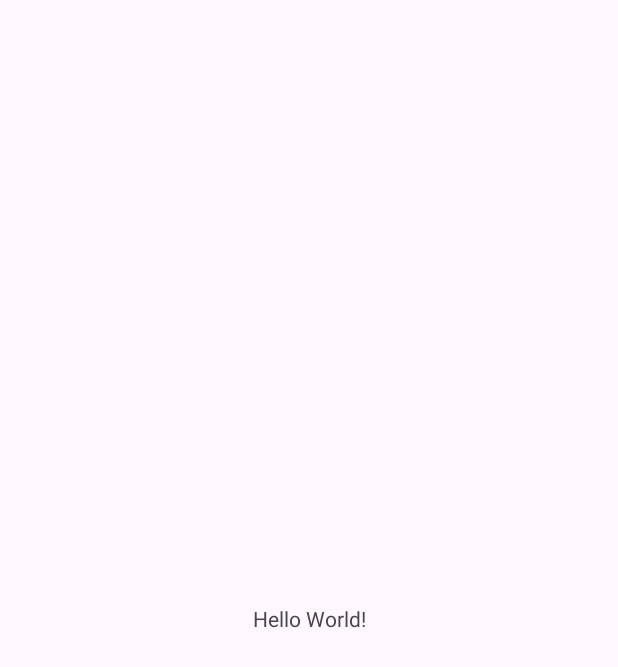
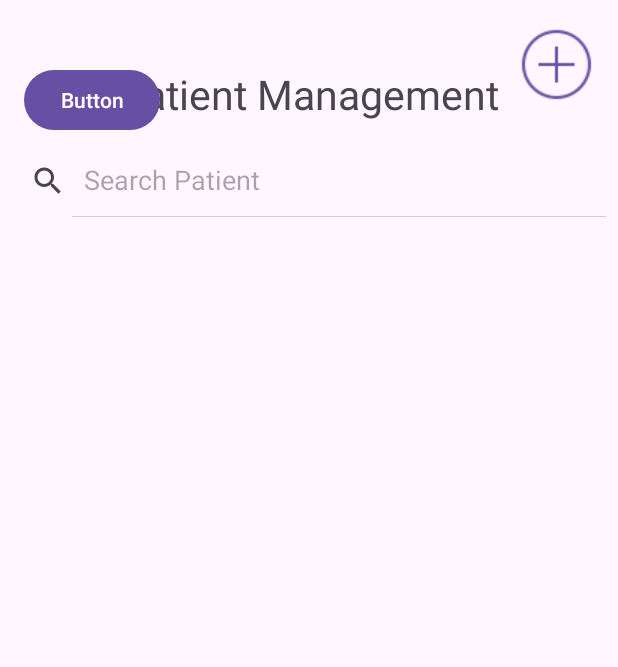
Before and after one commit to leshanLC/Health-Connect, an Android app: the screen it shows after launch (MainActivity before the commit, PatientManagement after it), on a phone screen of 412 x 824 dp. Before the commit the part shown is almost empty. Shown: the top 667 px of the screen. Run offline under Robolectric (Android 15) with nearby library versions, the phone set to English and light mode, and no system bars.

Commit message:
Adding Patient related UIs

```diff
--- /dev/null
+++ b/app/src/main/java/com/example/healthconnect/PatientManagement.java
@@ -0,0 +1,38 @@
+package com.example.healthconnect;
+
+import android.content.Intent;
+import android.os.Bundle;
+import android.view.View;
+import android.widget.Button;
+import android.widget.SearchView;
+
+import androidx.activity.EdgeToEdge;
+import androidx.appcompat.app.AppCompatActivity;
+
+public class PatientManagement extends AppCompatActivity {
+
+    @Override
+    protected void onCreate(Bundle savedInstanceState) {
+        super.onCreate(savedInstanceState);
+        EdgeToEdge.enable(this);
+        setContentView(R.layout.activity_patient_management);
+
+        SearchView patientSearchView = (SearchView) findViewById(R.id.svPatients);
+        Button btnAddPatients = (Button) findViewById(R.id.btnPlus);
+        Button btnTest = (Button) findViewById(R.id.btnTest);
+
+        btnAddPatients.setOnClickListener(new View.OnClickListener() {
+            @Override
+            public void onClick(View v) {
+                startActivity(new Intent(PatientManagement.this, TestActivity.class));
+            }
+        });
+
+        btnTest.setOnClickListener(new View.OnClickListener() {
+            @Override
+            public void onClick(View v) {
+                startActivity(new Intent(PatientManagement.this, ViewPatient.class));
+            }
+        });
+    }
+}
--- /dev/null
+++ b/app/src/main/res/layout/activity_patient_management.xml
@@ -0,0 +1,72 @@
+<?xml version="1.0" encoding="utf-8"?>
+<androidx.constraintlayout.widget.ConstraintLayout xmlns:android="http://schemas.android.com/apk/res/android"
+    xmlns:app="http://schemas.android.com/apk/res-auto"
+    xmlns:tools="http://schemas.android.com/tools"
+    android:id="@+id/main"
+    android:layout_width="match_parent"
+    android:layout_height="match_parent"
+    tools:context=".PatientManagement">
+
+    <!-- List View from which data is to be searched -->
+
+    <TextView
+        android:id="@+id/textView"
+        android:layout_width="wrap_content"
+        android:layout_height="wrap_content"
+        android:text="@string/tvPatientManagement"
+        android:textSize="27sp"
+        app:layout_constraintBottom_toBottomOf="parent"
+        app:layout_constraintEnd_toEndOf="parent"
+        app:layout_constraintHorizontal_bias="0.496"
+        app:layout_constraintStart_toStartOf="parent"
+        app:layout_constraintTop_toTopOf="parent"
+        app:layout_constraintVertical_bias="0.056" />
+
+    <SearchView
+        android:id="@+id/svPatients"
+        android:layout_width="match_parent"
+        android:layout_height="wrap_content"
+        android:queryHint="@string/searchHint"
+        android:iconifiedByDefault="false"
+        app:layout_constraintBottom_toBottomOf="@+id/slPatients"
+        app:layout_constraintEnd_toEndOf="parent"
+        app:layout_constraintStart_toStartOf="parent"
+        app:layout_constraintTop_toTopOf="parent"
+        app:layout_constraintVertical_bias="0.131" />
+
+    <ListView
+        android:id="@+id/slPatients"
+        android:layout_width="416dp"
+        android:layout_height="571dp"
+        android:layout_below="@id/svPatients"
+        app:layout_constraintBottom_toBottomOf="parent"
+        app:layout_constraintEnd_toEndOf="parent"
+        app:layout_constraintHorizontal_bias="1.0"
+        app:layout_constraintStart_toStartOf="parent"
+        app:layout_constraintTop_toTopOf="parent"
+        app:layout_constraintVertical_bias="0.85" />
+
+    <Button
+        android:id="@+id/btnPlus"
+        android:layout_width="50dp"
+        android:layout_height="50dp"
+        android:background="@drawable/plus_icon"
+        app:layout_constraintBottom_toBottomOf="parent"
+        app:layout_constraintEnd_toEndOf="parent"
+        app:layout_constraintHorizontal_bias="0.955"
+        app:layout_constraintStart_toStartOf="parent"
+        app:layout_constraintTop_toTopOf="parent"
+        app:layout_constraintVertical_bias="0.023" />
+
+    <Button
+        android:id="@+id/btnTest"
+        android:layout_width="wrap_content"
+        android:layout_height="wrap_content"
+        android:text="Button"
+        app:layout_constraintBottom_toBottomOf="parent"
+        app:layout_constraintEnd_toEndOf="parent"
+        app:layout_constraintHorizontal_bias="0.05"
+        app:layout_constraintStart_toStartOf="parent"
+        app:layout_constraintTop_toTopOf="parent"
+        app:layout_constraintVertical_bias="0.055" />
+</androidx.constraintlayout.widget.ConstraintLayout>
```
Also changed, not shown: app/src/main/AndroidManifest.xml (+19 -1 lines), app/src/main/java/com/example/healthconnect/AddPatientHistory.java (added, +20 -0 lines), app/src/main/java/com/example/healthconnect/TestActivity.java (added, +29 -0 lines), app/src/main/java/com/example/healthconnect/ViewPatient.java (added, +39 -0 lines), app/src/main/java/com/example/healthconnect/ViewPatientHistory.java (added, +24 -0 lines), app/src/main/res/layout/activity_add_patient_history.xml (added, +10 -0 lines), app/src/main/res/layout/activity_test.xml (added, +227 -0 lines), app/src/main/res/layout/activity_view_patient.xml (added, +215 -0 lines), app/src/main/res/layout/activity_view_patient_history.xml (added, +10 -0 lines), app/src/main/res/values/strings.xml (+13 -0 lines), app/src/main/res/drawable/back_icon.png (added), app/src/main/res/drawable/plus_icon.png (added), 431 other files.
